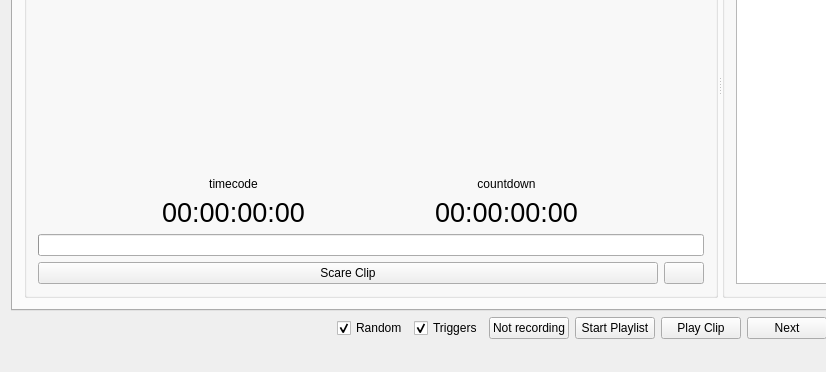
Before: the Qt Designer form CuteCaspar/MainWindow.ui in geertdaelemans/CuteCaspar, drawn with Qt 5; both pictures show x 0 to 826 and y 225 to 597 of the 1362 by 597 pixel window.
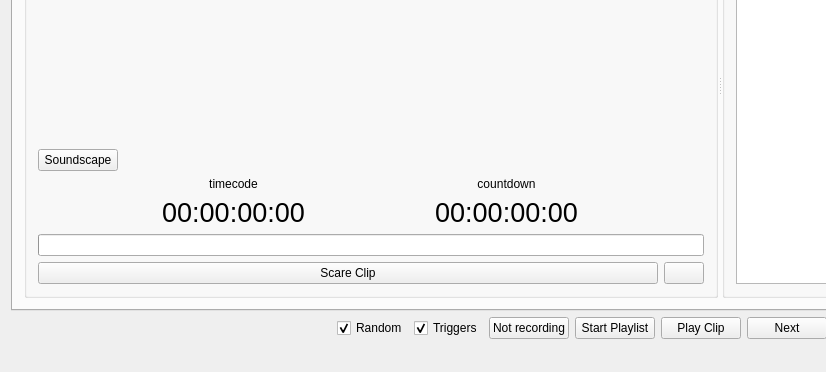
After: the same form once the commit is applied. Icons and pictures are not drawn.

Commit message: #21 Show SoundScape in GUI

The edit to the form file:
```diff
--- a/CuteCaspar/MainWindow.ui
+++ b/CuteCaspar/MainWindow.ui
@@ -141,7 +141,34 @@
              </spacer>
             </item>
             <item>
-             <layout class="QHBoxLayout" name="horizontalLayout_2">
+             <layout class="QHBoxLayout" name="status">
+              <item>
+               <widget class="QPushButton" name="btnSoundScape">
+                <property name="toolTip">
+                 <string>&lt;html&gt;&lt;head/&gt;&lt;body&gt;&lt;p&gt;Activate/deactivate soundscape&lt;/p&gt;&lt;/body&gt;&lt;/html&gt;</string>
+                </property>
+                <property name="text">
+                 <string>Soundscape</string>
+                </property>
+               </widget>
+              </item>
+              <item>
+               <spacer name="spacerStatus">
+                <property name="orientation">
+                 <enum>Qt::Horizontal</enum>
+                </property>
+                <property name="sizeHint" stdset="0">
+                 <size>
+                  <width>40</width>
+                  <height>20</height>
+                 </size>
+                </property>
+               </spacer>
+              </item>
+             </layout>
+            </item>
+            <item>
+             <layout class="QHBoxLayout" name="timing">
               <item>
                <layout class="QVBoxLayout" name="timecode">
                 <property name="sizeConstraint">
```
Left out of the diff: 5 changed lines with no effect on the pictures. The commit also changes 4 other files.
